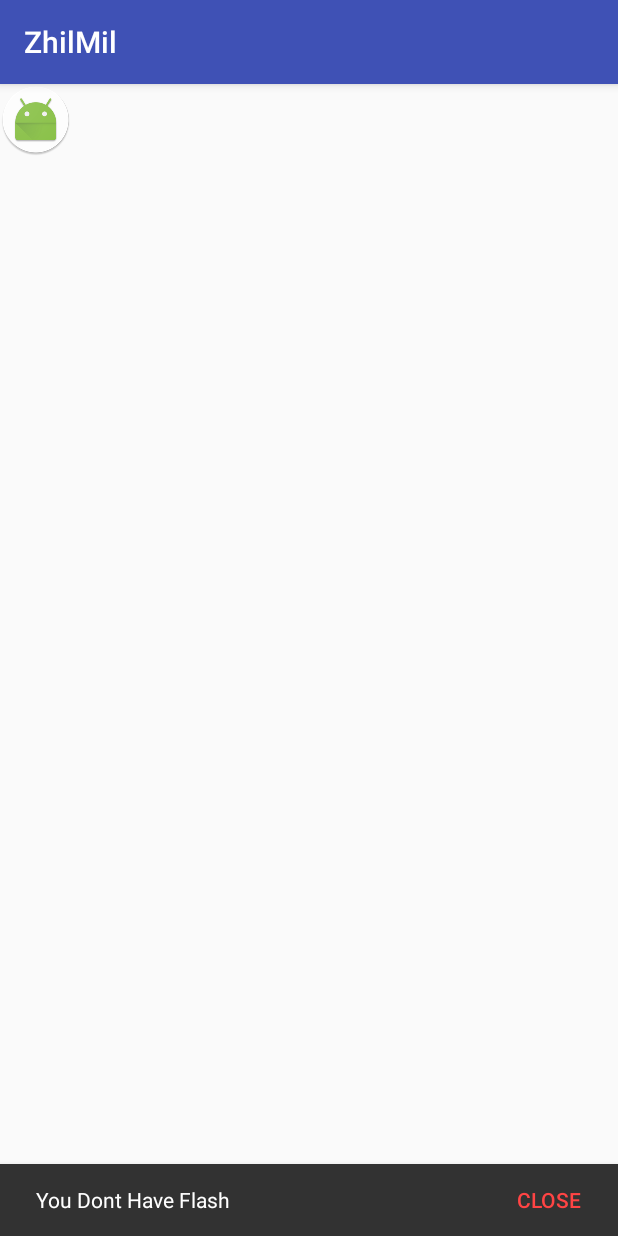
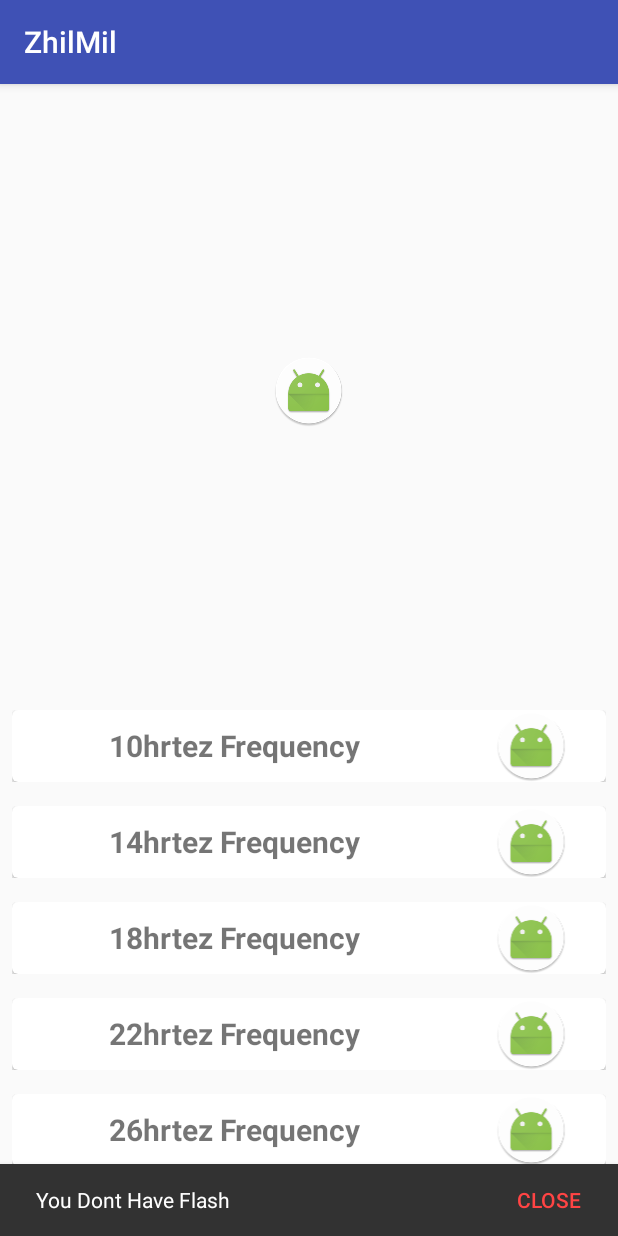
Before and after one commit to jaindheerain/ZhilMil, an Android app: the MainActivity screen opened directly, with no data from a screen before it, on a phone screen of 412 x 824 dp. Run offline under Robolectric (Android 15) with nearby library versions, the phone set to English and light mode, and no system bars; 1 statement that could not run was skipped.

Commit message:
RecyclerAdded;

```diff
--- a/app/build.gradle
+++ b/app/build.gradle
@@ -31,4 +31,5 @@ dependencies {
 
 
     compile 'com.android.support:recyclerview-v7:25.3.1'
+    compile 'com.android.support:cardview-v7:25.3.1'
 }
--- /dev/null
+++ b/app/src/main/java/dheerain/jain/zhilmil/Communicator.java
@@ -0,0 +1,8 @@
+package dheerain.jain.zhilmil;
+
+/**
+ * Created by Dheerain on 31-07-2017.
+ */
+
+public interface Communicator {
+}
--- /dev/null
+++ b/app/src/main/java/dheerain/jain/zhilmil/FrequencyAdapter.java
@@ -0,0 +1,70 @@
+package dheerain.jain.zhilmil;
+
+import android.content.Context;
+import android.support.v7.widget.RecyclerView;
+import android.view.LayoutInflater;
+import android.view.View;
+import android.view.ViewGroup;
+import android.widget.ImageView;
+import android.widget.TextView;
+
+import java.util.ArrayList;
+
+/**
+ * Created by Dheerain on 31-07-2017.
+ */
+
+public class FrequencyAdapter extends RecyclerView.Adapter<FrequencyAdapter.ViewHolder>{
+
+    ArrayList<frequency> frequencies;
+    Context context;
+    public FrequencyAdapter(ArrayList<frequency> frequencies,Context c) {
+
+        this.frequencies=frequencies;
+        context=c;
+    }
+
+    @Override
+    public ViewHolder onCreateViewHolder(ViewGroup parent, int viewType) {
+        LayoutInflater l = LayoutInflater.from(context);
+        View v = l.inflate(R.layout.layout_freq,parent,false);
+        ViewHolder vh = new ViewHolder(v);
+        return vh;
+    }
+
+    @Override
+    public void onBindViewHolder(ViewHolder holder, final int position) {
+
+        holder.name.setText(frequencies.get(position).getFreq()+"hrtez Frequency");
+        holder.name.setOnClickListener(new View.OnClickListener() {
+            @Override
+            public void onClick(View v) {
+                MainActivity.delay=frequencies.get(position).getMilisec();
+            }
+        });
+        holder.icon.setOnClickListener(new View.OnClickListener() {
+            @Override
+            public void onClick(View v) {
+                MainActivity.delay=frequencies.get(position).getMilisec();
+            }
+        });
+
+    }
+
+    @Override
+    public int getItemCount() {
+        return frequencies.size();
+    }
+
+    public class ViewHolder extends RecyclerView.ViewHolder{
+
+        TextView name;
+        ImageView icon;
+
+        public ViewHolder(View v) {
+            super(v);
+            name = (TextView) v.findViewById(R.id.frequencies);
+            icon= (ImageView) v.findViewById(R.id.icon_frequency);
+        }
+    }
+}
--- a/app/src/main/java/dheerain/jain/zhilmil/MainActivity.java
+++ b/app/src/main/java/dheerain/jain/zhilmil/MainActivity.java
@@ -6,6 +6,8 @@ import android.os.AsyncTask;
 import android.os.Bundle;
 import android.support.design.widget.Snackbar;
 import android.support.v7.app.AppCompatActivity;
+import android.support.v7.widget.LinearLayoutManager;
+import android.support.v7.widget.RecyclerView;
 import android.util.Log;
 import android.view.View;
 import android.widget.ImageView;
@@ -19,9 +21,10 @@ public class MainActivity extends AppCompatActivity {
     View v;
     ArrayList<frequency> freq=new ArrayList<>();
     Camera camera;
+    RecyclerView recyclerView;
     public ticker a=new ticker();
     boolean isClicked=false;
-    public int delay=100;
+    public static int delay=100;
     private boolean isFlashOn=false;
     private Camera.Parameters parameters;
 
@@ -29,7 +32,7 @@ public class MainActivity extends AppCompatActivity {
     protected void onCreate(Bundle savedInstanceState) {
         super.onCreate(savedInstanceState);
         setContentView(R.layout.activity_main);
-
+recyclerView= (RecyclerView) findViewById(R.id.recyclerView);
         setArrray();
         v=findViewById(android.R.id.content);
         checkFlash();
@@ -54,6 +57,11 @@ public class MainActivity extends AppCompatActivity {
                 }
             }
         });
+
+        RecyclerView.LayoutManager layoutManager = new LinearLayoutManager(this);
+        recyclerView.setLayoutManager(layoutManager);
+        FrequencyAdapter frequencyAdapter = new FrequencyAdapter(freq,this);
+        recyclerView.setAdapter(frequencyAdapter);
 
     }
 
@@ -119,7 +127,6 @@ public class MainActivity extends AppCompatActivity {
     protected void onPause() {
         super.onPause();
         turnOff();
-        camera.release();
     }
 
     void turnOn() {
@@ -137,11 +144,6 @@ public class MainActivity extends AppCompatActivity {
 
     }
 
-    @Override
-    protected void onStart() {
-        super.onStart();
-        getCamera();
-    }
 
     void turnOff() {
         if (isFlashOn) {
@@ -190,7 +192,7 @@ public class MainActivity extends AppCompatActivity {
                 if(isCancelled())break;
                 toggleFlashLight();
                 try {
-                    Thread.sleep(13);
+                    Thread.sleep(delay);
                 } catch (InterruptedException e) {
                     e.printStackTrace();
                 }
@@ -209,8 +211,16 @@ public class MainActivity extends AppCompatActivity {
         protected void onStop() {
             super.onStop();
                 if (camera != null) {
+                    a.cancel(true);
+                    isClicked=false;
                     camera.release();
                     camera = null;
                 }
         }
+
+    @Override
+    protected void onStart() {
+        super.onStart();
+        getCamera();
+    }
 }
--- a/app/src/main/res/layout/activity_main.xml
+++ b/app/src/main/res/layout/activity_main.xml
@@ -1,19 +1,30 @@
 <?xml version="1.0" encoding="utf-8"?>
-<RelativeLayout xmlns:android="http://schemas.android.com/apk/res/android"
+<LinearLayout xmlns:android="http://schemas.android.com/apk/res/android"
     xmlns:app="http://schemas.android.com/apk/res-auto"
     xmlns:tools="http://schemas.android.com/tools"
     android:layout_width="match_parent"
+    android:orientation="vertical"
+    android:layout_weight="3"
     android:layout_height="match_parent"
     android:id="@+id/relativeLayout"
     tools:context="dheerain.jain.zhilmil.MainActivity">
 
     <ImageView
         android:layout_width="wrap_content"
-        android:layout_height="wrap_content"
+        android:layout_height="0dp"
         android:id="@+id/switchButton"
-        android:src="@mipmap/ic_launcher"/>
+        android:layout_gravity="center"
+        android:layout_weight="1.6"
+        android:src="@mipmap/ic_launcher"
+        />
 
+    <android.support.v7.widget.RecyclerView
+        android:id="@+id/recyclerView"
+        android:layout_weight="1.4"
+        android:layout_width="match_parent"
+        android:layout_height="0dp"
+        android:layout_alignParentBottom="true"
+        android:layout_alignParentStart="true"
+        ></android.support.v7.widget.RecyclerView>
 
-
-
-</RelativeLayout>
+</LinearLayout>
--- /dev/null
+++ b/app/src/main/res/layout/layout_freq.xml
@@ -0,0 +1,40 @@
+<?xml version="1.0" encoding="utf-8"?>
+
+<LinearLayout xmlns:android="http://schemas.android.com/apk/res/android"
+    xmlns:app="http://schemas.android.com/apk/res-auto"
+    android:padding="8dp"
+    android:orientation="horizontal" android:layout_width="match_parent"
+    android:layout_height="wrap_content"
+    >
+
+    <android.support.v7.widget.CardView
+        android:layout_width="match_parent"
+
+        android:layout_height="match_parent"
+        app:cardCornerRadius="4dp">
+
+        <LinearLayout
+            android:layout_width="match_parent"
+            android:layout_height="wrap_content"
+            android:orientation="horizontal">
+
+            <TextView
+                android:id="@+id/frequencies"
+                android:layout_width="0dp"
+                android:layout_height="match_parent"
+                android:layout_weight="1.5"
+                android:gravity="center"
+                android:padding="8dp"
+                android:text="Frequcies"
+                android:textSize="20dp"
+                android:textStyle="bold" />
+
+            <ImageView
+                android:id="@+id/icon_frequency"
+                android:layout_width="0dp"
+                android:src="@mipmap/ic_launcher_round"
+                android:layout_height="match_parent"
+                android:layout_weight="0.5" />
+        </LinearLayout>
+    </android.support.v7.widget.CardView>
+</LinearLayout>
```
